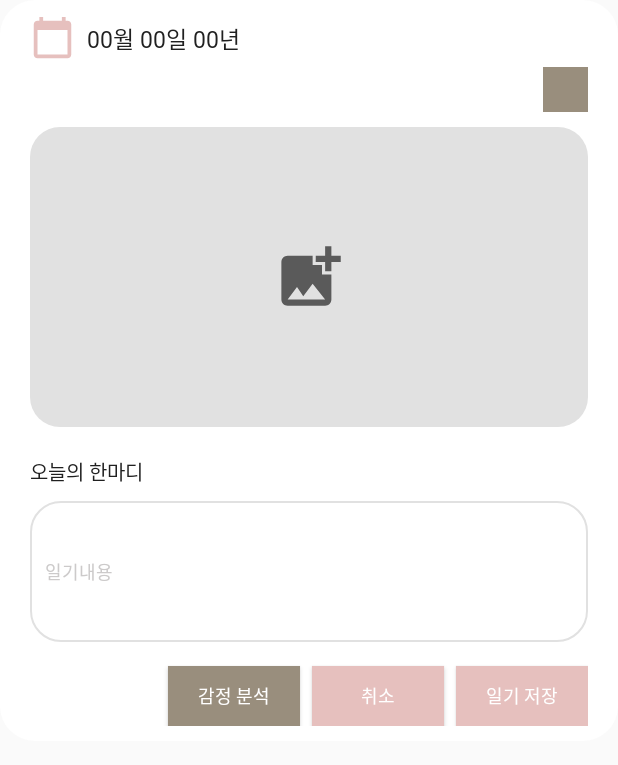
After one commit to yunakim2/Mobile_Project, an Android app: the layout calendar_dialog.xml on its own in the app's theme, with its tools: preview values and no code run, on a phone screen of 412 x 824 dp. The commit adds this screen. Shown: the top 765 px of the screen. Run offline under Robolectric (Android 15) with nearby library versions, the phone set to English and light mode, and no system bars.

Commit message:
[Update] Dialog 커스텀 완료

```diff
--- /dev/null
+++ b/app/src/main/res/drawable/calendar_btn_bg.xml
@@ -0,0 +1,4 @@
+<shape xmlns:android="http://schemas.android.com/apk/res/android" android:shape="rectangle">
+    <solid
+        android:color="@color/colorPrimary"/>
+</shape>
--- /dev/null
+++ b/app/src/main/res/layout/calendar_dialog.xml
@@ -0,0 +1,167 @@
+<?xml version="1.0" encoding="utf-8"?>
+<androidx.constraintlayout.widget.ConstraintLayout
+    xmlns:android="http://schemas.android.com/apk/res/android"
+    xmlns:app="http://schemas.android.com/apk/res-auto"
+    xmlns:tools="http://schemas.android.com/tools"
+    android:layout_width="match_parent"
+    android:layout_height="wrap_content"
+    android:background="@drawable/calendar_dlg_bg"
+    android:paddingLeft="20dp"
+    android:paddingRight="20dp"
+    android:paddingVertical="10dp">
+
+
+    <ImageView
+        android:layout_width="30dp"
+        android:layout_height="30dp"
+        android:id="@+id/imgDlgIcon"
+        android:src="@drawable/ic_baseline_calendar_today_24"
+        app:layout_constraintTop_toTopOf="parent"
+        app:layout_constraintLeft_toLeftOf="parent"/>
+
+
+    <TextView
+        android:layout_width="wrap_content"
+        android:layout_height="wrap_content"
+        android:id="@+id/tvDate"
+        android:text="00월 00일 00년"
+        android:textSize="15sp"
+        android:layout_marginLeft="8dp"
+        android:includeFontPadding="false"
+        android:textColor="@color/colorBlack"
+        android:fontFamily="@font/notosanskr_medium"
+        app:layout_constraintTop_toTopOf="@id/imgDlgIcon"
+        app:layout_constraintBottom_toBottomOf="@id/imgDlgIcon"
+        app:layout_constraintLeft_toRightOf="@id/imgDlgIcon"/>
+
+
+    <ImageView
+        android:layout_width="30dp"
+        android:layout_height="30dp"
+        android:layout_marginTop="8dp"
+        android:id="@+id/imgEmotion"
+        android:src="@color/colorBrown"
+        app:layout_constraintTop_toBottomOf="@id/tvDate"
+        app:layout_constraintRight_toRightOf="parent"/>
+
+    <androidx.constraintlayout.widget.ConstraintLayout
+        android:layout_width="match_parent"
+        android:layout_height="200dp"
+        android:id="@+id/clCalendarIMG"
+        android:layout_marginTop="10dp"
+        app:layout_constraintTop_toBottomOf="@id/imgEmotion"
+        app:layout_constraintLeft_toLeftOf="parent"
+        app:layout_constraintRight_toRightOf="parent"
+        android:background="@drawable/calendar_img_bg">
+
+
+        <ImageView
+            android:layout_width="50dp"
+            android:layout_height="50dp"
+            android:id="@+id/imgGallery"
+            android:src="@drawable/ic_baseline_add_photo_alternate_24"
+            app:layout_constraintTop_toTopOf="parent"
+            app:layout_constraintLeft_toLeftOf="parent"
+            app:layout_constraintBottom_toBottomOf="parent"
+            app:layout_constraintRight_toRightOf="parent"/>
+
+        <ImageView
+            android:layout_width="match_parent"
+            android:layout_height="wrap_content"
+            android:id="@+id/imgPhoto"
+            android:adjustViewBounds="true"
+            android:maxHeight="200dp"
+            android:scaleType="centerCrop"
+            app:layout_constraintTop_toTopOf="parent"
+            app:layout_constraintBottom_toBottomOf="parent"
+            app:layout_constraintRight_toRightOf="parent"
+            app:layout_constraintLeft_toLeftOf="parent"
+            />
+
+    </androidx.constraintlayout.widget.ConstraintLayout>
+
+
+    <TextView
+        android:layout_width="wrap_content"
+        android:layout_height="wrap_content"
+        android:id="@+id/tvCalTitle"
+        android:text="오늘의 한마디"
+        android:textSize="13sp"
+        android:includeFontPadding="false"
+        android:layout_marginTop="20dp"
+        android:textColor="@color/colorBlack"
+        android:fontFamily="@font/notosanskr_medium"
+        app:layout_constraintTop_toBottomOf="@id/clCalendarIMG"
+        app:layout_constraintLeft_toLeftOf="parent"/>
+
+
+    <EditText
+        android:id="@+id/edtDiary"
+        android:layout_width="match_parent"
+        android:layout_height="wrap_content"
+        android:ems="10"
+        android:hint="일기내용"
+        android:textSize="12sp"
+        android:background="@drawable/calendar_edit_bg"
+        android:maxLines="5"
+        android:lines="5"
+        android:layout_marginTop="10dp"
+        android:padding="10dp"
+        android:singleLine="true"
+        android:includeFontPadding="false"
+        android:fontFamily="@font/notosanskr_medium"
+        android:textColor="@color/colorBlack"
+        android:textColorHint="@color/colorGrey"
+        android:inputType="textMultiLine"
+        app:layout_constraintTop_toBottomOf="@id/tvCalTitle" />
+
+    <Button
+        android:layout_width="wrap_content"
+        android:layout_height="40dp"
+        android:id="@+id/btnOK"
+        android:layout_marginTop="16dp"
+        android:background="@drawable/calendar_btn_bg"
+        app:layout_constraintTop_toBottomOf="@id/edtDiary"
+        app:layout_constraintRight_toRightOf="parent"
+        android:text="일기 저장"
+        android:textAlignment="center"
+        android:gravity="center"
+        android:textColor="@color/colorWhite"
+        android:fontFamily="@font/notosanskr_medium"
+        android:textSize="12sp"/>
+
+    <Button
+        android:layout_width="wrap_content"
+        android:layout_height="40dp"
+        android:id="@+id/btnCancle"
+        android:layout_marginRight="8dp"
+        android:background="@drawable/calendar_btn_bg"
+        app:layout_constraintTop_toTopOf="@id/btnOK"
+        app:layout_constraintBottom_toBottomOf="@id/btnOK"
+        app:layout_constraintRight_toLeftOf="@id/btnOK"
+        android:text="취소"
+        android:gravity="center"
+        android:textAlignment="center"
+        android:textColor="@color/colorWhite"
+        android:fontFamily="@font/notosanskr_medium"
+        android:textSize="12sp"/>
+
+    <Button
+        android:layout_width="wrap_content"
+        android:layout_height="40dp"
+        android:id="@+id/btnAnalysis"
+        android:layout_marginRight="8dp"
+        android:background="@color/colorBrown"
+        app:layout_constraintTop_toTopOf="@id/btnOK"
+        app:layout_constraintBottom_toBottomOf="@id/btnOK"
+        app:layout_constraintRight_toLeftOf="@id/btnCancle"
+        android:text="감정 분석"
+        android:gravity="center"
+        android:textAlignment="center"
+        android:textColor="@color/colorWhite"
+        android:fontFamily="@font/notosanskr_medium"
+        android:textSize="12sp"/>
+
+
+
+</androidx.constraintlayout.widget.ConstraintLayout>
```
Also changed, not shown: app/src/main/java/com/examples/mobileProject/calendar/CalendarFragment.java (+53 -44 lines), app/src/main/java/com/examples/mobileProject/main/MainActivity.java (+11 -0 lines), app/src/main/res/layout/dialog1.xml (deleted, +0 -109 lines), app/src/main/res/layout/fragment_calendar.xml (+45 -13 lines), 35 other files.
